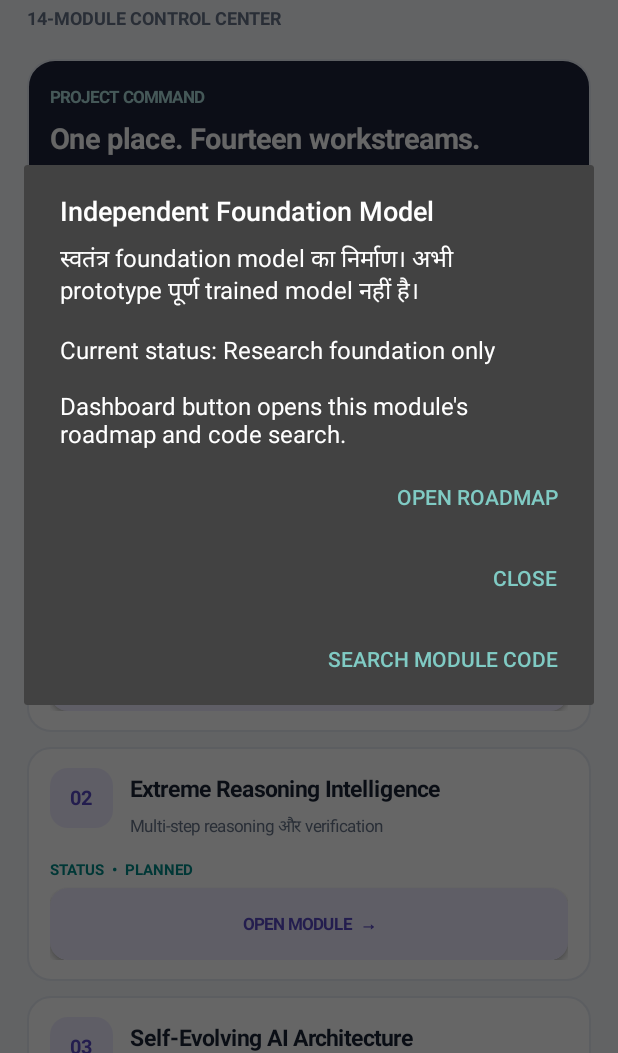
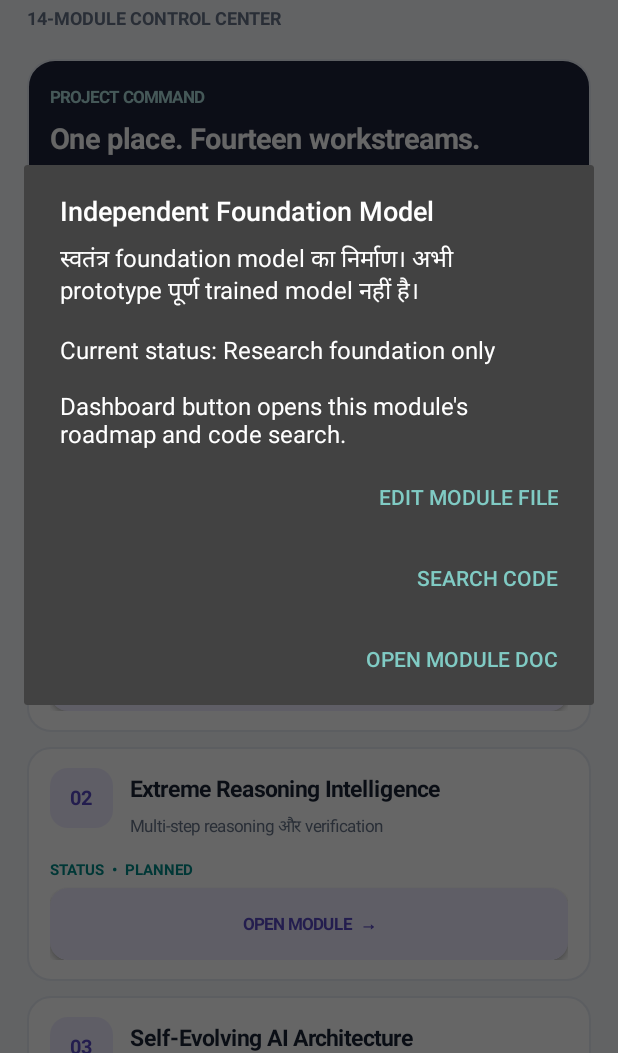
Before and after one commit to egalego-sudo/special-super-intelligency, an Android app: the screen it shows after launch (MainActivity), after a tap on "OPEN MODULE →", on a phone screen of 412 x 824 dp, the part 183-1236 px from its top. Run offline under Robolectric (Android 15) with nearby library versions, the phone set to English and light mode, and no system bars; 2 other taps on this screen came first.

Commit message:
Add direct per-module edit and repository update shortcuts

```diff
--- a/app/src/main/java/com/bittupandit/ssi/MainActivity.java
+++ b/app/src/main/java/com/bittupandit/ssi/MainActivity.java
@@ -102,6 +102,7 @@ public class MainActivity extends Activity {
         LinearLayout quick = panel(Color.WHITE,16);
         quick.addView(label("ENGINEERING SHORTCUTS",11,ACCENT,true));
         quick.addView(label("Tests, progress and review history",15,INK,true));
+        addWideAction(quick,"OPEN CODE & UPDATE FILES",REPO+"/tree/android-control-app-v1");
         addWideAction(quick,"OPEN TESTS & BUILD HISTORY",REPO+"/actions");
         addWideAction(quick,"OPEN PROJECT PROGRESS",REPO+"/blob/android-control-app-v1/PROGRESS.md");
         addWideAction(quick,"OPEN 14-POINT ROADMAP",REPO+"/blob/android-control-app-v1/docs/roadmap/14-point-roadmap.md");
@@ -199,9 +200,9 @@ public class MainActivity extends Activity {
     private void showModule(Module m) {
         String message=m.details+"\n\nCurrent status: "+m.status+"\n\nDashboard button opens this module's roadmap and code search.";
         new AlertDialog.Builder(this).setTitle(m.title).setMessage(message)
-            .setPositiveButton("OPEN ROADMAP",(d,w)->open(m.docUrl))
-            .setNeutralButton("SEARCH MODULE CODE",(d,w)->open(REPO+"/search?q="+Uri.encode(m.id)+"&type=code"))
-            .setNegativeButton("CLOSE",null).show();
+            .setPositiveButton("EDIT MODULE FILE",(d,w)->open(m.docUrl.replace("/blob/","/edit/")))
+            .setNeutralButton("OPEN MODULE DOC",(d,w)->open(m.docUrl))
+            .setNegativeButton("SEARCH CODE",(d,w)->open(REPO+"/search?q="+Uri.encode(m.id)+"&type=code")).show();
     }
 
     private TextView label(String s,int size,int color,boolean bold) {
```
